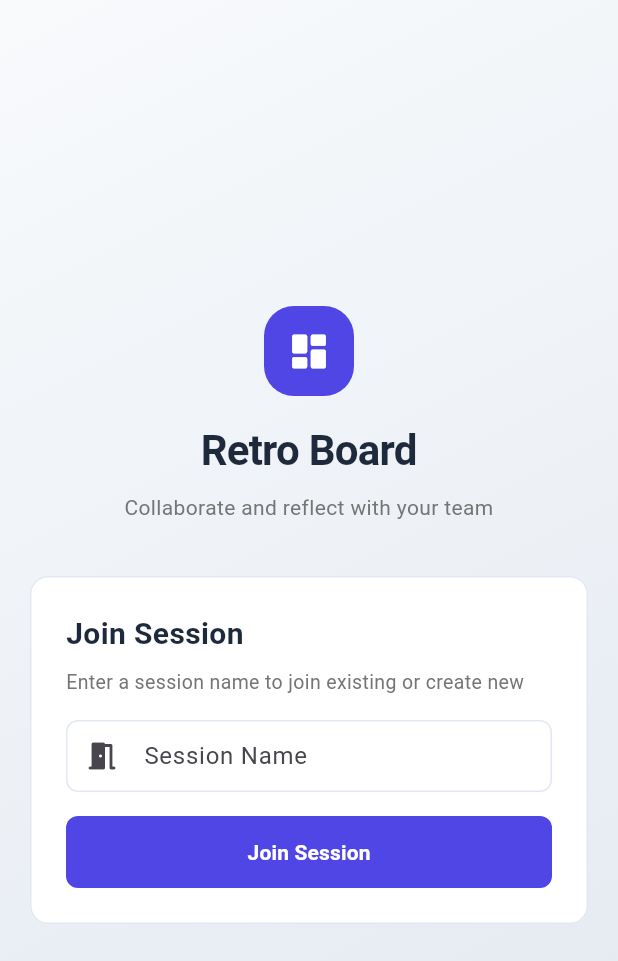
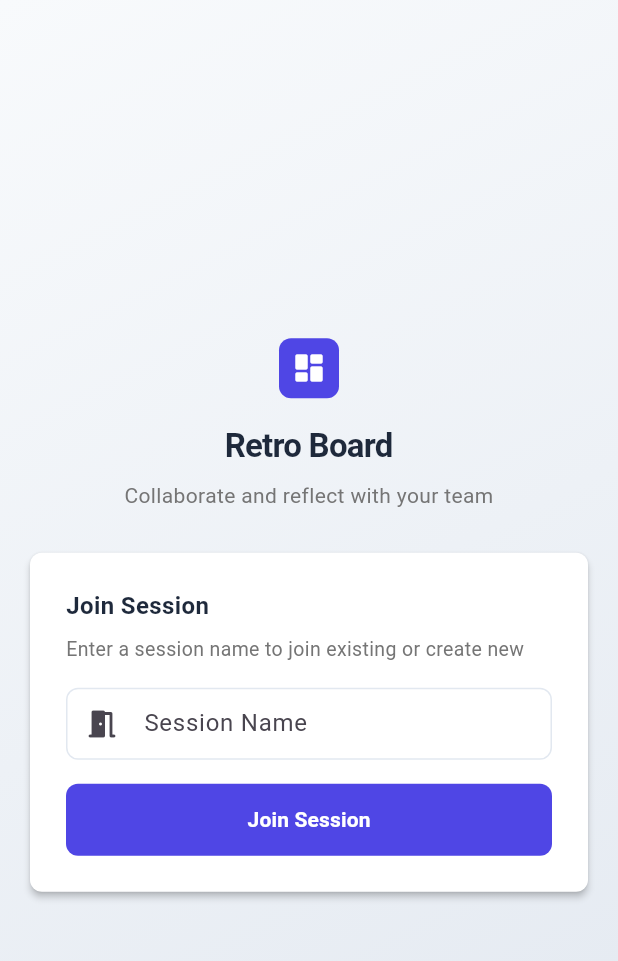
Before and after one commit to halil-balci/basic_retro, a Flutter app: the screen it shows after launch, on a phone screen of 412 x 824 dp. Shown: the top 961 px of the screen. Run offline on Flutter 3.47's test engine with Material 3 defaults, Android fonts, the phone set to English and light mode, and no system bars; our stand-ins replace cloud_firestore, dartz, dio, firebase_core, get_it, responsive_framework; missing offline and left inert: dart:html, dart:js; accounts and stored records are empty; generated files the repository leaves out were written again.

```diff
--- a/lib/core/presentation/widgets/common/thought_card.dart
+++ b/lib/core/presentation/widgets/common/thought_card.dart
@@ -149,16 +149,19 @@
         TextField(
           controller: _controller,
           enabled: !_isUpdating,
-          minLines: 1,
+          minLines: 2,
           maxLines: 5,
           style: TextStyle(
             fontSize: isSmall ? 13 : 14,
             color: const Color(0xFF374151),
             height: 1.4,
           ),
-          decoration: const InputDecoration(
+          decoration: InputDecoration(
             border: InputBorder.none,
-            contentPadding: EdgeInsets.zero,
+            contentPadding: EdgeInsets.symmetric(
+              horizontal: isSmall ? 8 : 12,
+              vertical: isSmall ? 6 : 8,
+            ),
             isDense: true,
           ),
           onSubmitted: (_) => _saveEdit(),
--- a/lib/features/retro/presentation/welcome_view.dart
+++ b/lib/features/retro/presentation/welcome_view.dart
@@ -1,6 +1,6 @@
 import 'package:flutter/material.dart';
 import 'package:provider/provider.dart';
-import '../../../core/presentation/layouts/responsive_layout.dart';
+import '../../../core/presentation/mixins/responsive_mixin.dart';
 import 'retro_board_view.dart';
 import 'retro_view_model.dart';
 
@@ -11,7 +11,7 @@
   State<WelcomeView> createState() => _WelcomeViewState();
 }
 
-class _WelcomeViewState extends State<WelcomeView> {
+class _WelcomeViewState extends State<WelcomeView> with ResponsiveMixin {
   final _sessionNameController = TextEditingController();
   bool _isLoading = false;
 
@@ -79,24 +79,13 @@
 
   @override
   Widget build(BuildContext context) {
-    final padding = context.responsivePadding;
-    final titleSize = context.responsiveTitleSize;
-    final fontSize = context.responsiveFontSize;
-
-    // Responsive icon and card dimensions
-    final iconSize = ResponsiveLayout.getResponsiveValue<double>(
-      context: context,
-      mobile: 60.0,
-      tablet: 80.0,
-      desktop: 100.0,
-    );
-
-    final maxWidth = ResponsiveLayout.getResponsiveValue<double>(
-      context: context,
-      mobile: 420.0,
-      tablet: 500.0,
-      desktop: 600.0,
-    );
+    final isSmall = isSmallScreen(context);
+    final padding = getResponsivePadding(context);
+    final titleSize = getResponsiveTitleSize(context);
+    final fontSize = getResponsiveFontSize(context);
+    final iconSize = getResponsiveIconSize(context, small: 40, large: 60);
+    final spacing = getResponsiveSpacing(context);
+    final borderRadius = getResponsiveBorderRadius(context);
 
     return Scaffold(
       body: Container(
@@ -110,34 +99,55 @@
             ],
           ),
         ),
+        child: SafeArea(
           child: Center(
-          child: SingleChildScrollView(
             child: Padding(
               padding: EdgeInsets.all(padding),
-              child: ConstrainedBox(
-                constraints: BoxConstraints(maxWidth: maxWidth),
               child: Column(
                 mainAxisAlignment: MainAxisAlignment.center,
                 children: [
-                    // Logo/Icon
-                    Container(
+                  // Logo section
+                  _buildLogo(iconSize, borderRadius),
+                  SizedBox(height: spacing * 2),
+                  // Title section
+                  _buildTitle(titleSize, fontSize, isSmall),
+                  SizedBox(height: spacing * 3),
+                  // Session card
+                  _buildSessionCard(context, isSmall, padding, titleSize, fontSize, borderRadius),
+                ],
+              ),
+            ),
+          ),
+        ),
+      ),
+    );
+  }
+
+  /// Build logo widget
+  Widget _buildLogo(double iconSize, double borderRadius) {
+    return Container(
       width: iconSize,
       height: iconSize,
       decoration: BoxDecoration(
         color: const Color(0xFF4F46E5),
-                        borderRadius: BorderRadius.circular(20),
+        borderRadius: BorderRadius.circular(borderRadius),
       ),
       child: Icon(
         Icons.dashboard_rounded,
         color: Colors.white,
-                        size: iconSize * 0.5,
+        size: iconSize * 0.6,
       ),
-                    ),
-                    SizedBox(height: padding),
+    );
+  }
+
+  /// Build title section
+  Widget _buildTitle(double titleSize, double fontSize, bool isSmall) {
+    return Column(
+      children: [
         Text(
           'Retro Board',
           style: TextStyle(
-                        fontSize: titleSize + 8,
+            fontSize: isSmall ? titleSize + 6 : titleSize + 8,
             fontWeight: FontWeight.w700,
             color: const Color(0xFF1E293B),
             letterSpacing: -0.5,
@@ -153,8 +163,28 @@
           ),
           textAlign: TextAlign.center,
         ),
-                    SizedBox(height: padding * 2),
-                    Card(
+      ],
+    );
+  }
+
+  /// Build session card
+  Widget _buildSessionCard(
+    BuildContext context,
+    bool isSmall,
+    double padding,
+    double titleSize,
+    double fontSize,
+    double borderRadius,
+  ) {
+    final maxWidth = isSmall ? double.infinity : 450.0;
+
+    return ConstrainedBox(
+      constraints: BoxConstraints(maxWidth: maxWidth),
+      child: Card(
+        elevation: 2,
+        shape: RoundedRectangleBorder(
+          borderRadius: BorderRadius.circular(borderRadius),
+        ),
         child: Padding(
           padding: EdgeInsets.all(padding * 1.5),
           child: Column(
@@ -181,10 +211,13 @@
               TextField(
                 controller: _sessionNameController,
                 style: TextStyle(fontSize: fontSize),
-                              decoration: const InputDecoration(
+                decoration: InputDecoration(
                   labelText: 'Session Name',
                   hintText: 'e.g., Sprint Planning 2024',
-                                prefixIcon: Icon(Icons.meeting_room_rounded),
+                  prefixIcon: const Icon(Icons.meeting_room_rounded),
+                  border: OutlineInputBorder(
+                    borderRadius: BorderRadius.circular(borderRadius),
+                  ),
                 ),
                 onSubmitted: (_) => _handleSessionNameSubmit(),
               ),
@@ -193,10 +226,10 @@
                 onPressed: _isLoading ? null : _handleSessionNameSubmit,
                 style: ElevatedButton.styleFrom(
                   padding: EdgeInsets.symmetric(
-                                  vertical: context.isMobile ? 14 : 16,
+                    vertical: isSmall ? 14 : 16,
                   ),
                   shape: RoundedRectangleBorder(
-                                  borderRadius: BorderRadius.circular(8),
+                    borderRadius: BorderRadius.circular(borderRadius),
                   ),
                 ),
                 child: _isLoading
@@ -220,13 +253,6 @@
           ),
         ),
       ),
-                  ],
-                ),
-              ),
-            ),
-          ),
-        ),
-      ),
     );
   }
 }
```
Lines whose indentation alone changed are shown as unchanged.
